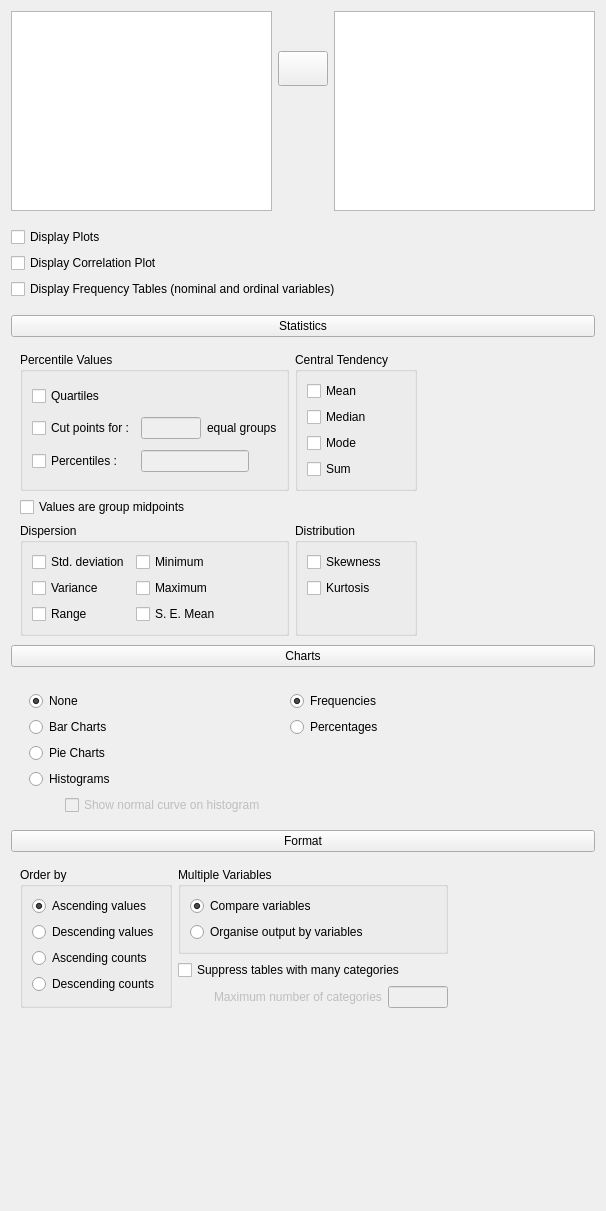
This is JASP-Desktop/analysisforms/descriptivesform.ui in jasp-stats/jasp-desktop as Qt 5 draws it before an edit. The edited form follows.
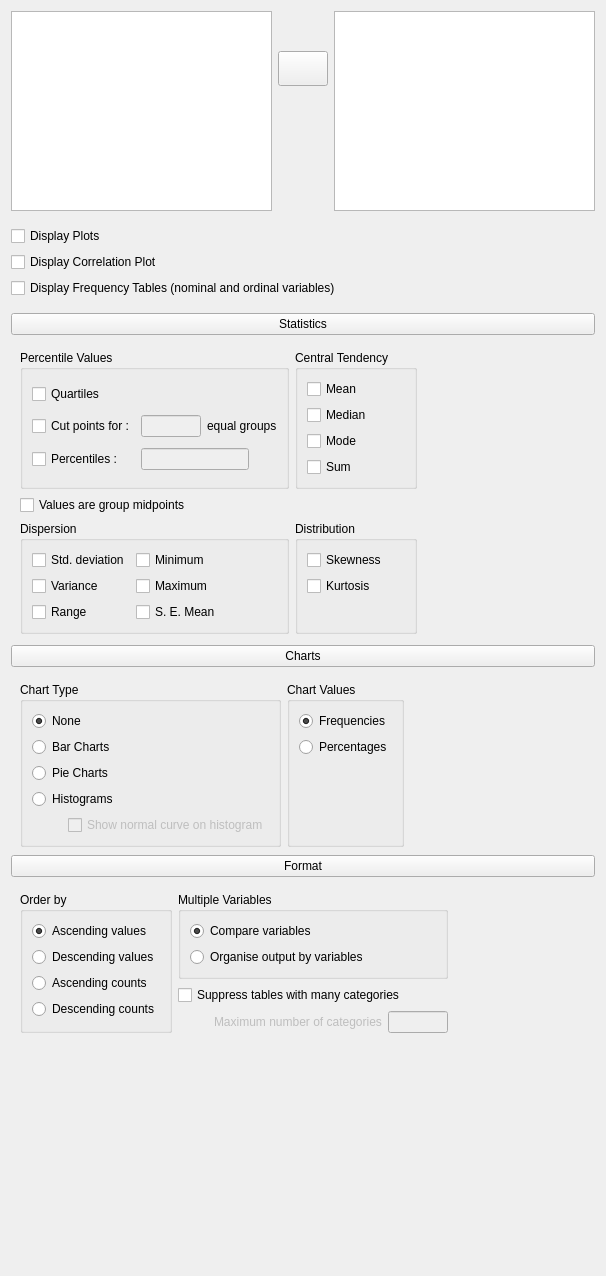
This is the edited form. Custom widgets are drawn as their Qt base class.

Diff of the .ui file:
```diff
--- a/JASP-Desktop/analysisforms/descriptivesform.ui
+++ b/JASP-Desktop/analysisforms/descriptivesform.ui
@@ -7,7 +7,7 @@
     <x>0</x>
     <y>0</y>
     <width>606</width>
-    <height>1211</height>
+    <height>1276</height>
    </rect>
   </property>
   <property name="sizePolicy">
@@ -20,9 +20,6 @@
    <string>Fred</string>
   </property>
   <layout class="QVBoxLayout" name="verticalLayout_3">
-   <property name="spacing">
-    <number>3</number>
-   </property>
    <item>
     <widget class="QWidget" name="topWidget" native="true">
      <property name="sizePolicy">
@@ -193,9 +190,6 @@
       <property name="leftMargin">
        <number>0</number>
       </property>
-      <property name="topMargin">
-       <number>13</number>
-      </property>
       <property name="rightMargin">
        <number>0</number>
       </property>
@@ -256,9 +250,6 @@
       <property name="leftMargin">
        <number>0</number>
       </property>
-      <property name="topMargin">
-       <number>13</number>
-      </property>
       <property name="rightMargin">
        <number>0</number>
       </property>
@@ -716,7 +707,7 @@
        <number>0</number>
       </property>
       <property name="topMargin">
-       <number>3</number>
+       <number>2</number>
       </property>
       <property name="rightMargin">
        <number>0</number>
@@ -750,7 +741,7 @@
           <number>0</number>
          </property>
          <item>
-          <widget class="BoundGroupBox" name="chartType" native="true">
+          <widget class="BoundGroupBox" name="chartType">
            <property name="sizePolicy">
             <sizepolicy hsizetype="Preferred" vsizetype="Preferred">
              <horstretch>0</horstretch>
@@ -852,7 +843,7 @@
           </widget>
          </item>
          <item>
-          <widget class="BoundGroupBox" name="chartValues" native="true">
+          <widget class="BoundGroupBox" name="chartValues">
            <property name="sizePolicy">
             <sizepolicy hsizetype="Preferred" vsizetype="Preferred">
              <horstretch>0</horstretch>
@@ -927,7 +918,7 @@
        <number>0</number>
       </property>
       <property name="topMargin">
-       <number>3</number>
+       <number>2</number>
       </property>
       <property name="rightMargin">
        <number>0</number>
@@ -1194,11 +1185,6 @@
    <extends>QListView</extends>
    <header>widgets/boundlistview.h</header>
   </customwidget>
-  <customwidget>
-   <class>BoundCheckBox</class>
-   <extends>QCheckBox</extends>
-   <header>widgets/boundcheckbox.h</header>
-  </customwidget>
   <customwidget>
    <class>GroupBox</class>
    <extends>QGroupBox</extends>
@@ -1212,7 +1198,7 @@
   </customwidget>
   <customwidget>
    <class>BoundGroupBox</class>
-   <extends>QWidget</extends>
+   <extends>QGroupBox</extends>
    <header>widgets/boundgroupbox.h</header>
    <container>1</container>
   </customwidget>
@@ -1221,6 +1207,11 @@
    <extends>QPushButton</extends>
    <header>widgets/expanderbutton.h</header>
   </customwidget>
+  <customwidget>
+   <class>BoundCheckBox</class>
+   <extends>QCheckBox</extends>
+   <header>widgets/boundcheckbox.h</header>
+  </customwidget>
  </customwidgets>
  <resources/>
  <connections>
```
Left out of the diff: 4 changed lines with no effect on the pictures.
